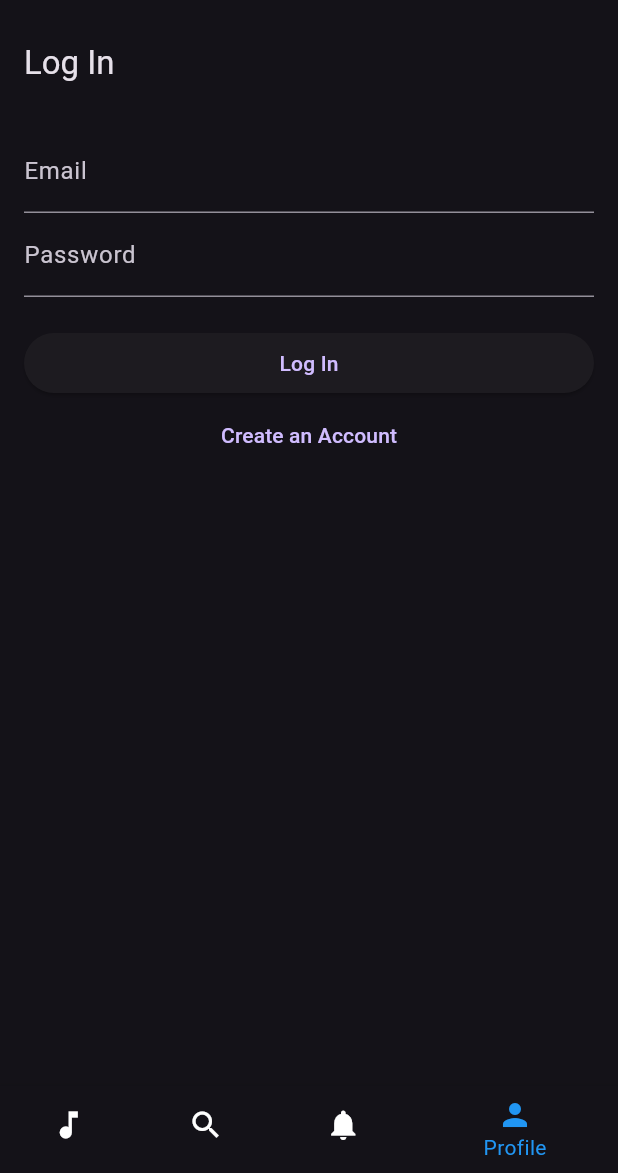
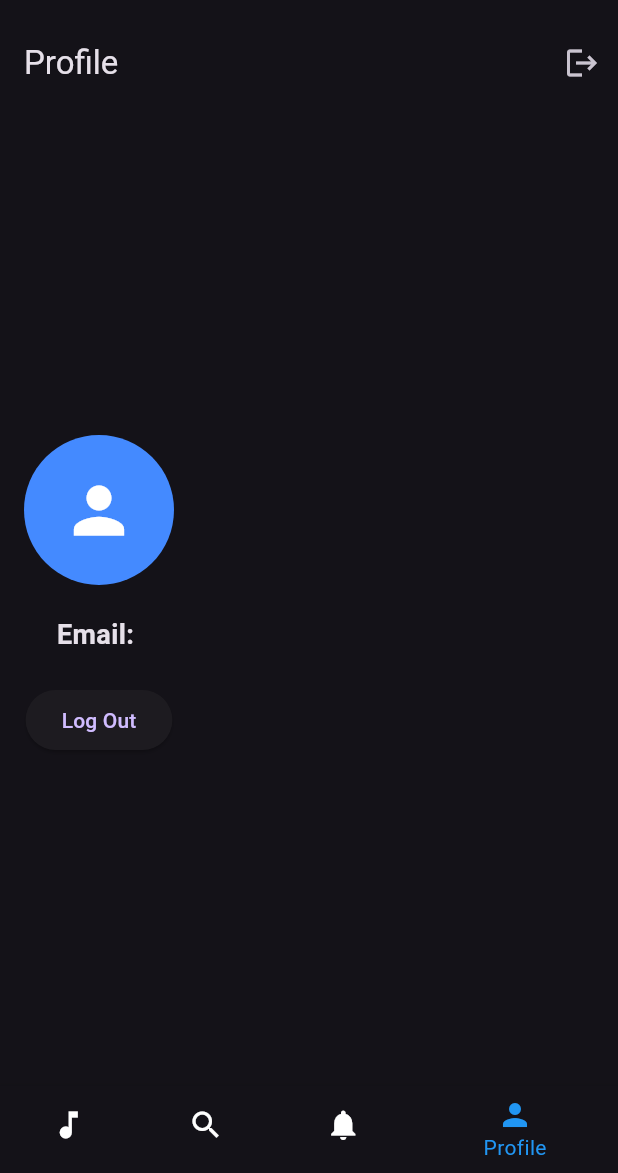
Before and after one commit to OmeidN/theft_app, a Flutter app: the screen it shows once a user with an empty profile is signed in, item 4 of the bottom bar chosen, on a phone screen of 412 x 824 dp, the part 63-1236 px from its top. Run offline on Flutter 3.47's test engine with Material 3 defaults, Android fonts, the phone set to English and light mode, and no system bars; our stand-ins replace firebase_auth, firebase_core; accounts and stored records are empty; network calls fail.

Commit message:
profile page and logout funtion

```diff
--- a/lib/main.dart
+++ b/lib/main.dart
@@ -6,6 +6,7 @@ import 'pages/upcomingEventsPage.dart';
 import 'pages/searchPage.dart';
 import 'pages/page3.dart';
 import 'pages/loginPage.dart';
+import 'pages/profilePage.dart';
 
 void main() async {
   WidgetsFlutterBinding.ensureInitialized();
@@ -22,6 +23,7 @@ class MyApp extends StatelessWidget {
   Widget build(BuildContext context) {
     return MaterialApp(
       theme: ThemeData.dark(),
+
       home: StreamBuilder<User?>(
         stream: FirebaseAuth.instance.authStateChanges(),
         builder: (context, snapshot) {
@@ -52,7 +54,7 @@ class _MainPageState extends State<MainPage> {
     UpcomingEventsPage(),
     const SearchPage(),
     const Page3(),
-    const LoginPage(),
+    ProfilePage(),
   ];
 
   void _onItemTapped(int index) {
--- a/lib/pages/loginPage.dart
+++ b/lib/pages/loginPage.dart
@@ -1,5 +1,6 @@
 import 'package:flutter/material.dart';
 import 'package:firebase_auth/firebase_auth.dart';
+import 'package:theft_app/main.dart';
 
 class LoginPage extends StatefulWidget {
   const LoginPage({Key? key}) : super(key: key);
@@ -29,8 +30,6 @@ class _LoginPageState extends State<LoginPage> {
           password: _passwordController.text,
         );
       }
-      // If login or sign-up is successful, navigate to the main app
-      Navigator.pushReplacementNamed(context, '/');
     } catch (e) {
       // Display an error message if authentication fails
       showDialog(
--- /dev/null
+++ b/lib/pages/profilePage.dart
@@ -0,0 +1,64 @@
+import 'package:flutter/material.dart';
+import 'package:firebase_auth/firebase_auth.dart';
+
+class ProfilePage extends StatelessWidget {
+
+  @override
+  Widget build(BuildContext context) {
+    return Scaffold(
+      appBar: AppBar(
+        title: Text('Profile'),
+        actions: [
+          IconButton(
+            icon: Icon(Icons.logout),
+            onPressed: () {
+              // Handle logout logic here
+              _logOut(context);
+            },
+          ),
+        ],
+      ),
+      body: Padding(
+        padding: const EdgeInsets.all(16.0),
+        child: Column(
+          mainAxisAlignment: MainAxisAlignment.center,
+          crossAxisAlignment: CrossAxisAlignment.center,
+          children: [
+            CircleAvatar(
+              radius: 50,
+              backgroundColor: Colors.blueAccent,
+              child: Icon(
+                Icons.person,
+                size: 50,
+                color: Colors.white,
+              ),
+            ),
+            SizedBox(height: 20),
+            Text(
+              'Email: ' ,
+              style: TextStyle(
+                fontSize: 18,
+                fontWeight: FontWeight.bold,
+              ),
+            ),
+            SizedBox(height: 20),
+            ElevatedButton(
+              onPressed: () {
+                _logOut(context);
+              },
+              child: Text('Log Out'),
+            ),
+          ],
+        ),
+      ),
+    );
+  }
+
+  Future<void> _logOut(BuildContext context) async {
+    try {
+      await FirebaseAuth.instance.signOut();
+    } catch (e) {
+      print("Logout failed: $e");
+    }
+  }
+}
```
